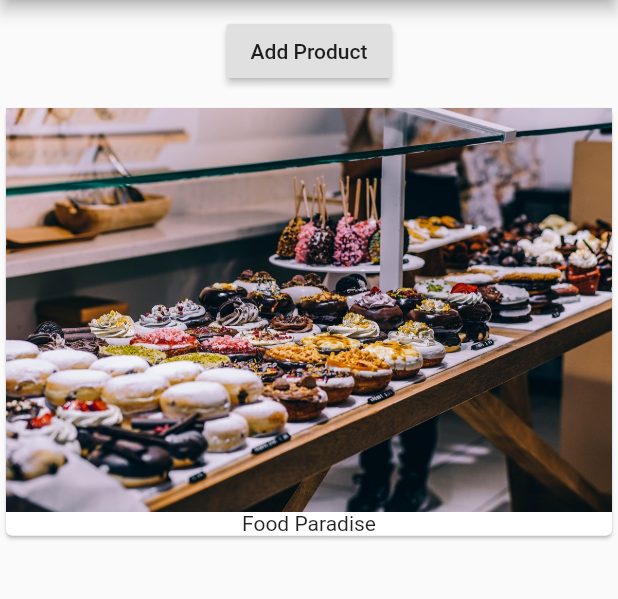
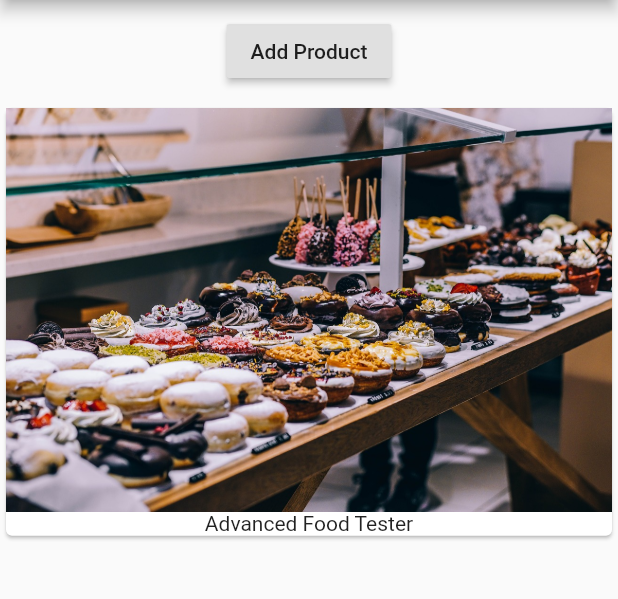
Before and after one commit to rsjung0320/flutter_course, a Flutter app: the screen it shows after launch, after a tap on "Add Product", on a phone screen of 412 x 824 dp, the part 84-683 px from its top. Run offline on Flutter 3.47's test engine with Material 2 defaults, Android fonts, the phone set to English and light mode, and no system bars.

Commit message:
구조적으로 파일 분할 함

```diff
--- a/lib/main.dart
+++ b/lib/main.dart
@@ -1,4 +1,5 @@
 import 'package:flutter/material.dart';
+import './product_manager.dart';
 
 void main() {
   runApp(MyApp());
@@ -12,25 +13,7 @@ class MyApp extends StatelessWidget {
         appBar: AppBar(
           title: Text('EasyList'),
         ),
-        body: Column(
-          children: [
-            Container(
-              margin: EdgeInsets.all(10.0),
-              child: RaisedButton(
-                onPressed: () {},
-                child: Text('Add Product'),
-              ),
-            ),
-            Card(
-              child: Column(
-                children: <Widget>[
-                  Image.asset('assets/food.jpg'),
-                  Text('Food Paradise')
-                ],
-              ),
-            ),
-          ],
-        ),
+        body: ProductManager(),
       ),
     );
   }
--- /dev/null
+++ b/lib/product_manager.dart
@@ -0,0 +1,33 @@
+import 'package:flutter/material.dart';
+import './products.dart';
+
+class ProductManager extends StatefulWidget {
+  @override
+  State<StatefulWidget> createState() {
+    return _ProductManagerState();
+  }
+}
+
+// _는 convention으로 다른 부분이나 다른 파일들에서 참조 할 수 없는 클래스 임을 명시함
+// 그래서 다른 파일에서 MyApp을 import하더라도 _MyAppState는 참조 할 수 없다.
+class _ProductManagerState extends State<ProductManager> {
+  List<String> _products = [];
+
+  @override
+  Widget build(BuildContext context) {
+    return Column(children: [
+      Container(
+        margin: EdgeInsets.all(10.0),
+        child: RaisedButton(
+          onPressed: () {
+            setState(() {
+              _products.add('Advanced Food Tester');
+            });
+          },
+          child: Text('Add Product'),
+        ),
+      ),
+      Products(_products)
+    ],);
+  }
+}
--- /dev/null
+++ b/lib/products.dart
@@ -0,0 +1,23 @@
+import 'package:flutter/material.dart';
+
+class Products extends StatelessWidget {
+  final List<String> products;
+
+  Products(this.products);
+
+  @override
+  Widget build(BuildContext context) {
+    return Column(
+      children: products
+          .map((element) => Card(
+                child: Column(
+                  children: <Widget>[
+                    Image.asset('assets/food.jpg'),
+                    Text(element)
+                  ],
+                ),
+              ))
+          .toList(),
+    );
+  }
+}
```
